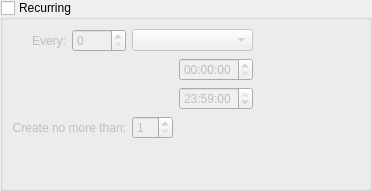
Before: the Qt Designer form widgets/recurrencewidget.ui in Pegasus-RPG/xtuple-client, drawn with Qt 5.
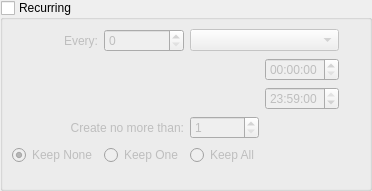
After: the same form once the commit is applied. Custom widgets are drawn as their Qt base class.

What changed in the file:
```diff
--- a/widgets/recurrencewidget.ui
+++ b/widgets/recurrencewidget.ui
@@ -109,6 +109,30 @@
        </widget>
       </item>
       <item row="4" column="0">
+       <widget class="QRadioButton" name="_none">
+        <property name="text">
+         <string>Keep None</string>
+        </property>
+        <property name="checked">
+         <bool>true</bool>
+        </property>
+       </widget>
+      </item>
+      <item row="4" column="1">
+       <widget class="QRadioButton" name="_one">
+        <property name="text">
+         <string>Keep One</string>
+        </property>
+       </widget>
+      </item>
+      <item row="4" column="2">
+       <widget class="QRadioButton" name="_all">
+        <property name="text">
+         <string>Keep All</string>
+        </property>
+       </widget>
+      </item>
+      <item row="5" column="0">
        <spacer name="verticalSpacer">
         <property name="orientation">
          <enum>Qt::Vertical</enum>
```
